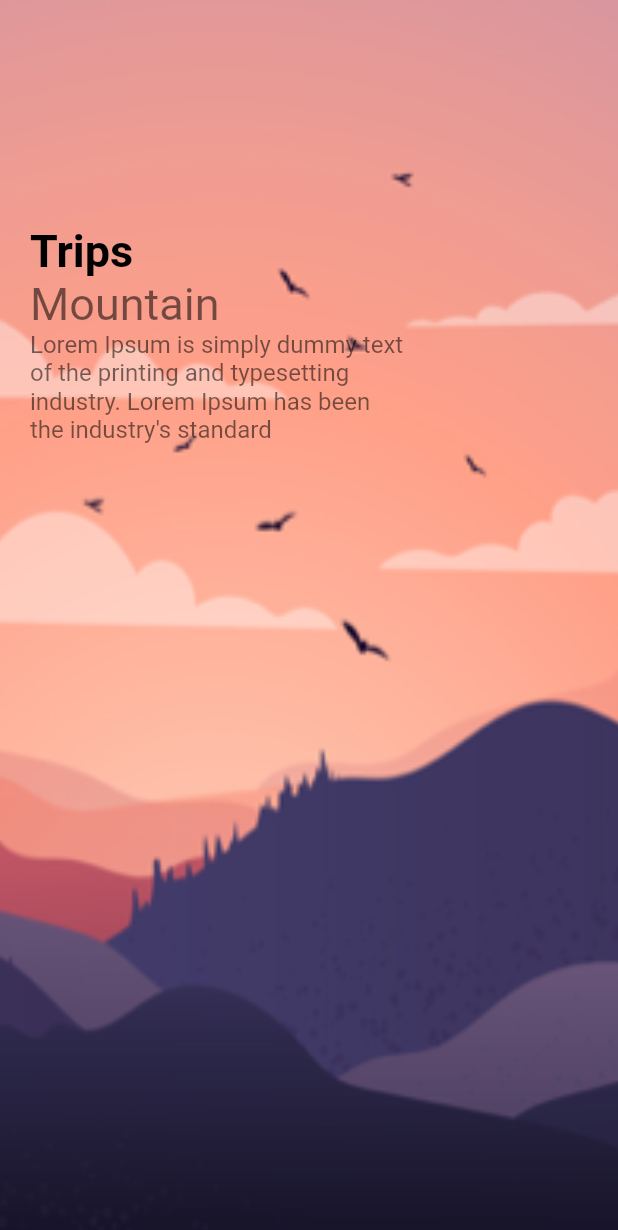
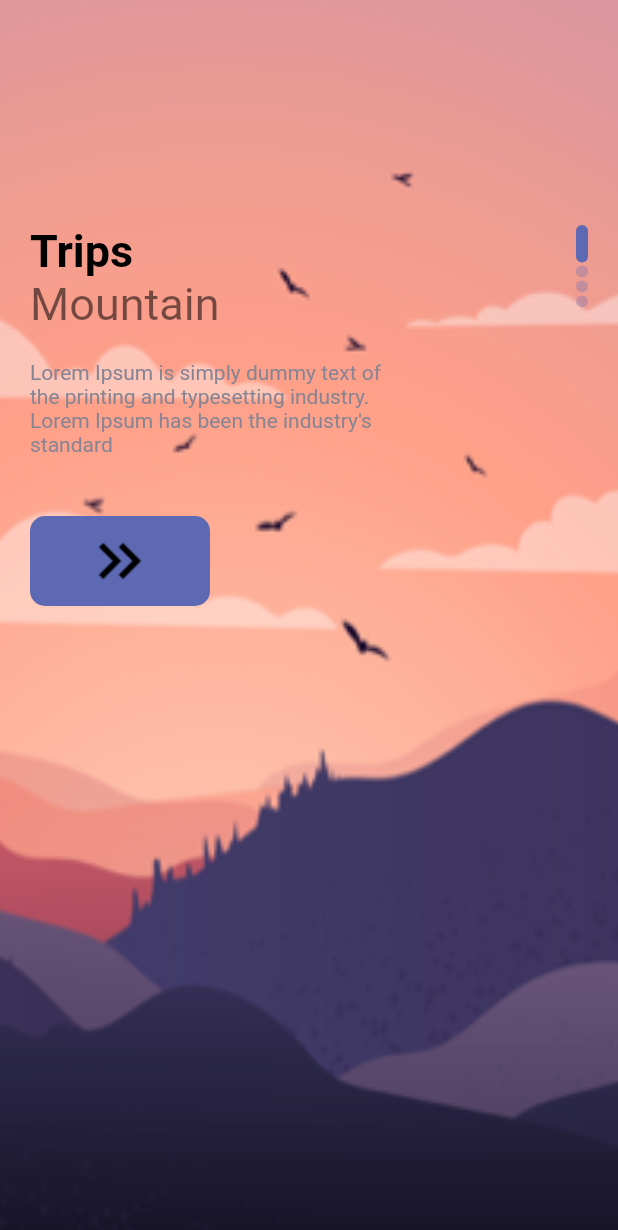
Before and after one commit to bettlameck/Travel-App, a Flutter app: the WelcomePage screen opened directly, on a phone screen of 412 x 824 dp. Shown: the top 1230 px of the screen. Run offline on Flutter 3.47's test engine with Material 2 defaults, Android fonts, the phone set to English and light mode, and no system bars.

Commit message:
BottomNavBar

```diff
--- a/lib/main.dart
+++ b/lib/main.dart
@@ -1,5 +1,5 @@
 import 'package:flutter/material.dart';
-import 'package:hello/pages/welcome_page.dart';
+import 'package:hello/pages/navpages/main_page.dart';
 
 void main() {
   runApp(const MyApp());
@@ -17,7 +17,7 @@ class MyApp extends StatelessWidget {
       theme: ThemeData(
         primarySwatch: Colors.blue,
       ),
-      home: WelcomePage()
+      home: MainPage()
     );
   }
 }
--- /dev/null
+++ b/lib/misc/color.dart
@@ -0,0 +1,11 @@
+import 'dart:ui';
+
+class AppColor {
+  static final Color textColor1 = Color(0xFF989acd);
+  static final Color textColor2 = Color(0xFF878593);
+  static final Color bigTextColor = Color(0xFF2e2e31);
+  static final Color mainColor = Color(0xFF5d69b3);
+  static final Color starColor = Color(0xFFe7bb4e);
+  static final Color mainTextColor = Color(0xFFababad);
+  static final Color buttonBackgroundColor = Color(0xFFf1f1f9);
+}
--- a/lib/pages/welcome_page.dart
+++ b/lib/pages/welcome_page.dart
@@ -1,6 +1,9 @@
 import 'package:flutter/material.dart';
 import 'package:hello/widgets/app_large_text.dart';
 import 'package:hello/widgets/app_text.dart';
+import 'package:hello/widgets/responsive_button.dart';
+
+import '../misc/color.dart';
 
 class WelcomePage extends StatefulWidget {
   const WelcomePage({Key? key}) : super(key: key);
@@ -33,6 +36,7 @@ class _WelcomePageState extends State<WelcomePage> {
               child: Container(
                 margin: const EdgeInsets.only(top: 150, left: 20, right: 20),
                 child: Row(
+                  mainAxisAlignment: MainAxisAlignment.spaceBetween,
                   children: [
                     Column(
                       crossAxisAlignment: CrossAxisAlignment.start,
@@ -42,13 +46,38 @@ class _WelcomePageState extends State<WelcomePage> {
                           text: "Mountain",
                           size: 30,
                         ),
+                        SizedBox(
+                          height: 20,
+                        ),
                         Container(
                           width: 250,
                           child: AppText(
-                            text: "Lorem Ipsum is simply dummy text of the printing and typesetting industry. Lorem Ipsum has been the industry's standard"),
+                            text:
+                                "Lorem Ipsum is simply dummy text of the printing and typesetting industry. Lorem Ipsum has been the industry's standard",
                             color: AppColor.textColor2,
+                            size: 14,
+                          ),
+                        ),
+                        SizedBox(
+                          height: 40,
+                        ),
+                        ResponsiveButton(
+                          width: 120,
                         )
                       ],
+                    ),
+                    Column(
+                      children: List.generate(4, (indexDots) {
+                        return Container(
+                          margin: const EdgeInsets.only(bottom: 2),
+                          width: 8,
+                          height: index==indexDots?25:8,
+                          decoration: BoxDecoration(
+                              borderRadius: BorderRadius.circular(8),
+                              color:index==indexDots?AppColor.mainColor:AppColor.mainColor.withOpacity(0.3)
+                          ),
+                        );
+                      }),
                     )
                   ],
                 ),
--- /dev/null
+++ b/lib/widgets/responsive_button.dart
@@ -0,0 +1,26 @@
+import 'package:flutter/cupertino.dart';
+import 'package:hello/misc/color.dart';
+
+class ResponsiveButton extends StatelessWidget {
+  bool? isResponsive;
+  double? width;
+  ResponsiveButton({Key? key, this.width, this.isResponsive=false}) : super(key: key);
+
+  @override
+  Widget build(BuildContext context) {
+    return Container(
+      width: width,
+      height: 60,
+      decoration: BoxDecoration(
+        borderRadius: BorderRadius.circular(10),
+        color: AppColor.mainColor
+      ),
+      child: Row(
+        mainAxisAlignment: MainAxisAlignment.center,
+        children: [
+          Image.asset("images/button-one.png")
+        ],
+      ),
+    );
+  }
+}
--- a/pubspec.yaml
+++ b/pubspec.yaml
@@ -63,6 +63,7 @@ flutter:
     - images/welcome-two.png
     - images/welcome-three.png
     - images/welcome-four.png
+    - images/button-one.png
 
   # An image asset can refer to one or more resolution-specific "variants", see
   # https://flutter.dev/assets-and-images/#resolution-aware.
```
Also changed, not shown: lib/pages/navpages/bar_item_page.dart (added, +13 -0 lines), lib/pages/navpages/home_page.dart (added, +15 -0 lines), lib/pages/navpages/main_page.dart (added, +50 -0 lines), lib/pages/navpages/my_page.dart (added, +13 -0 lines), lib/pages/navpages/search_page.dart (added, +13 -0 lines), images/button-one.png (added).
